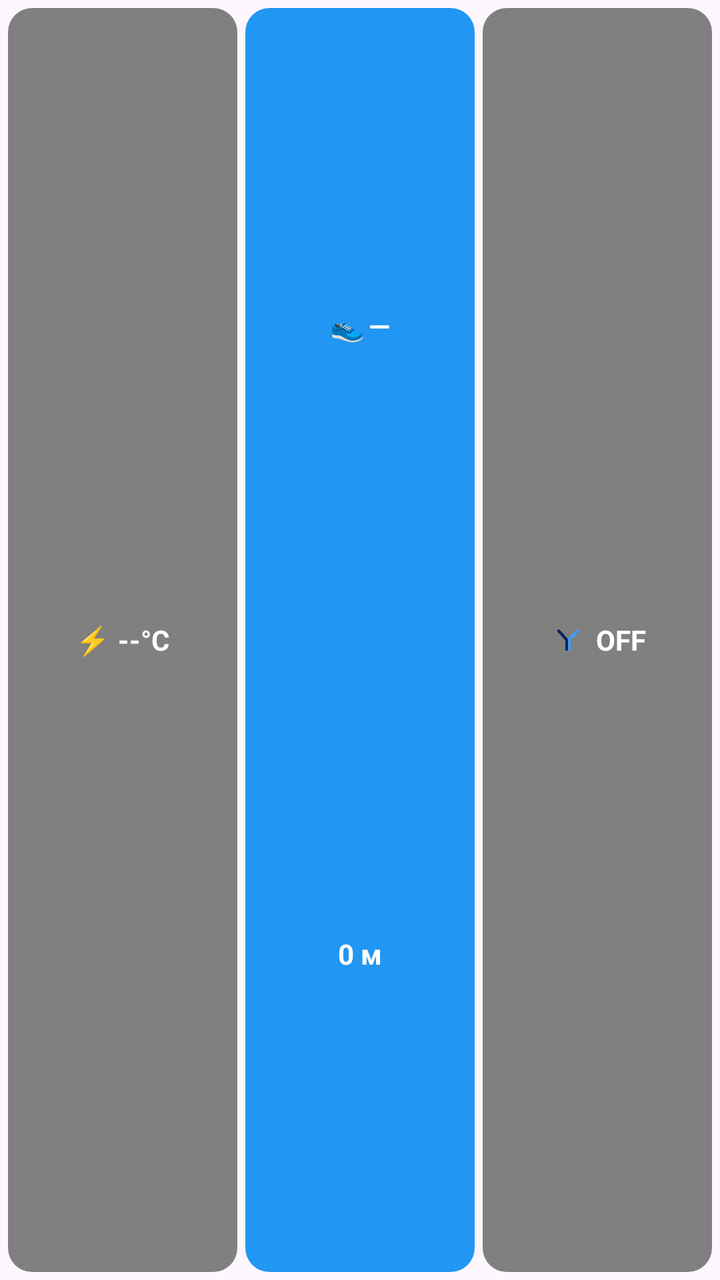
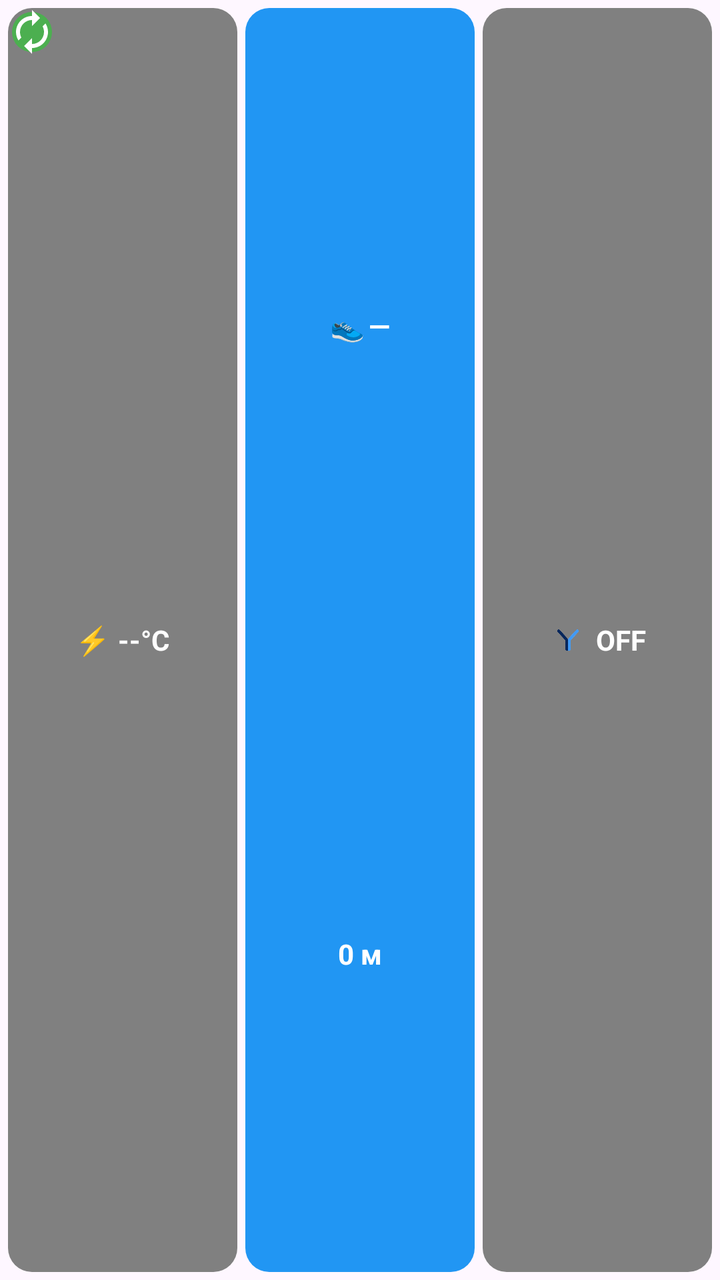

An Android layout rendered at two revisions. The XML below is the earlier revision; the diff shows what the commit changed to produce the second picture.
<!-- AndroidManifest.xml: application theme Theme.Dns_dedm -->
<!-- res/layout/dashboard_widget.xml -->
<?xml version="1.0" encoding="utf-8"?>
<LinearLayout xmlns:android="http://schemas.android.com/apk/res/android"
    android:id="@+id/dashboard_root"
    android:layout_width="match_parent"
    android:layout_height="match_parent"
    android:orientation="horizontal"
    android:padding="4dp">

    
    <FrameLayout
        android:id="@+id/block_battery"
        android:layout_width="0dp"
        android:layout_height="match_parent"
        android:layout_weight="1"
        android:layout_marginEnd="2dp">

        <LinearLayout
            android:id="@+id/battery_bg"
            android:layout_width="match_parent"
            android:layout_height="match_parent"
            android:background="@drawable/block_rounded"
            android:gravity="center"
            android:orientation="horizontal">

            <TextView
                android:layout_width="wrap_content"
                android:layout_height="wrap_content"
                android:text="⚡"
                android:textSize="14sp" />

            <TextView
                android:id="@+id/battery_text"
                android:layout_width="wrap_content"
                android:layout_height="wrap_content"
                android:layout_marginStart="4dp"
                android:text="--°C"
                android:textColor="@android:color/white"
                android:textSize="14sp"
                android:textStyle="bold" />
        </LinearLayout>
    </FrameLayout>

    
    <FrameLayout
        android:id="@+id/block_steps"
        android:layout_width="0dp"
        android:layout_height="match_parent"
        android:layout_weight="1"
        android:layout_marginStart="2dp"
        android:layout_marginEnd="2dp">

        <LinearLayout
            android:id="@+id/steps_bg"
            android:layout_width="match_parent"
            android:layout_height="match_parent"
            android:background="@drawable/block_rounded"
            android:backgroundTint="#2196F3"
            android:orientation="vertical"
            android:gravity="center"
            android:paddingHorizontal="4dp"
            android:paddingVertical="2dp">

            
            <LinearLayout
                android:layout_width="match_parent"
                android:layout_height="0dp"
                android:layout_weight="1"
                android:gravity="center"
                android:orientation="horizontal">
                <TextView
                    android:layout_width="wrap_content"
                    android:layout_height="wrap_content"
                    android:text="👟"
                    android:textSize="14sp" />
                <TextView
                    android:id="@+id/steps_text"
                    android:layout_width="wrap_content"
                    android:layout_height="wrap_content"
                    android:layout_marginStart="2dp"
                    android:text="—"
                    android:textColor="@android:color/white"
                    android:textSize="14sp"
                    android:textStyle="bold"
                    android:maxLines="1"
                    android:autoSizeTextType="uniform"
                    android:autoSizeMinTextSize="10sp"
                    android:autoSizeMaxTextSize="14sp" />
            </LinearLayout>

            
            <TextView
                android:id="@+id/distance_text"
                android:layout_width="match_parent"
                android:layout_height="0dp"
                android:layout_weight="1"
                android:gravity="center"
                android:text="0 м"
                android:textColor="@android:color/white"
                android:textSize="14sp"
                android:textStyle="bold"
                android:maxLines="1"
                android:autoSizeTextType="uniform"
                android:autoSizeMinTextSize="10sp"
                android:autoSizeMaxTextSize="14sp" />
        </LinearLayout>
    </FrameLayout>

    
    <FrameLayout
        android:id="@+id/block_dns"
        android:layout_width="0dp"
        android:layout_height="match_parent"
        android:layout_weight="1"
        android:layout_marginStart="2dp">

        <LinearLayout
            android:id="@+id/dns_bg"
            android:layout_width="match_parent"
            android:layout_height="match_parent"
            android:background="@drawable/block_rounded"
            android:gravity="center"
            android:orientation="horizontal">

            <ImageView
                android:id="@+id/dns_icon"
                android:layout_width="20dp"
                android:layout_height="20dp"
                android:src="@drawable/widget_icon" />

            <TextView
                android:id="@+id/dns_text"
                android:layout_width="wrap_content"
                android:layout_height="wrap_content"
                android:layout_marginStart="4dp"
                android:text="OFF"
                android:textColor="@android:color/white"
                android:textSize="14sp"
                android:textStyle="bold" />
        </LinearLayout>
    </FrameLayout>

</LinearLayout>
<!-- resources referenced by this layout -->
<resources>
  <!-- drawable block_rounded (drawable) -->
  <?xml version="1.0" encoding="utf-8"?>
  <shape xmlns:android="http://schemas.android.com/apk/res/android"
      android:shape="rectangle">
      <corners android:radius="12dp" />
      <solid android:color="#808080" />
  </shape>
  <!-- drawable widget_icon: png bitmap (drawable, 13264 bytes) -->
  <style name="Theme.Dns_dedm" parent="Theme.Material3.DayNight.NoActionBar">
      </style>
</resources>

<!-- the commit's change to res/layout/dashboard_widget.xml (unified diff, before → after) -->
@@ -1,12 +1,16 @@
 <?xml version="1.0" encoding="utf-8"?>
-<LinearLayout xmlns:android="http://schemas.android.com/apk/res/android"
-    android:id="@+id/dashboard_root"
+<FrameLayout xmlns:android="http://schemas.android.com/apk/res/android"
     android:layout_width="match_parent"
-    android:layout_height="match_parent"
-    android:orientation="horizontal"
-    android:padding="4dp">
+    android:layout_height="match_parent">
 
-    
+    <LinearLayout
+        android:id="@+id/dashboard_root"
+        android:layout_width="match_parent"
+        android:layout_height="match_parent"
+        android:orientation="horizontal"
+        android:padding="4dp">
+
+        
     <FrameLayout
         android:id="@+id/block_battery"
         android:layout_width="0dp"
@@ -139,4 +143,16 @@
         </LinearLayout>
     </FrameLayout>
 
-</LinearLayout>
+    </LinearLayout>
+
+    
+    <ImageView
+        android:id="@+id/sync_indicator"
+        android:layout_width="32dp"
+        android:layout_height="32dp"
+        android:layout_gravity="top|start"
+        android:padding="4dp"
+        android:src="@drawable/ic_sync_indicator"
+        android:scaleType="fitCenter" />
+
+</FrameLayout>
<!-- resource entries referenced after the edit -->
@@ -7,6 +7,27 @@
       <corners android:radius="12dp" />
       <solid android:color="#808080" />
   </shape>
+  <!-- drawable ic_sync_indicator (drawable) -->
+  <?xml version="1.0" encoding="utf-8"?>
+  <vector xmlns:android="http://schemas.android.com/apk/res/android"
+      android:width="24dp"
+      android:height="24dp"
+      android:viewportWidth="24"
+      android:viewportHeight="24">
+      
+      
+      <path
+          android:pathData="M12,12m-10,0a10,10 0,1 1,20 0a10,10 0,1 1,-20 0"
+          android:fillColor="#4CAF50" />
+      
+      
+      <path
+          android:pathData="M12,6v3l4,-4 -4,-4v3c-4.42,0 -8,3.58 -8,8 0,1.57 0.46,3.03 1.24,4.26L6.7,14.8c-0.45,-0.83 -0.7,-1.79 -0.7,-2.8 0,-3.31 2.69,-6 6,-6z"
+          android:fillColor="#FFFFFF" />
+      <path
+          android:pathData="M18.76,7.74L17.3,9.2c0.44,0.84 0.7,1.79 0.7,2.8 0,3.31 -2.69,6 -6,6v-3l-4,4 4,4v-3c4.42,0 8,-3.58 8,-8 0,-1.57 -0.46,-3.03 -1.24,-4.26z"
+          android:fillColor="#FFFFFF" />
+  </vector>
   <!-- drawable widget_icon: png bitmap (drawable, 13264 bytes) -->
   <style name="Theme.Dns_dedm" parent="Theme.Material3.DayNight.NoActionBar">
       </style>
